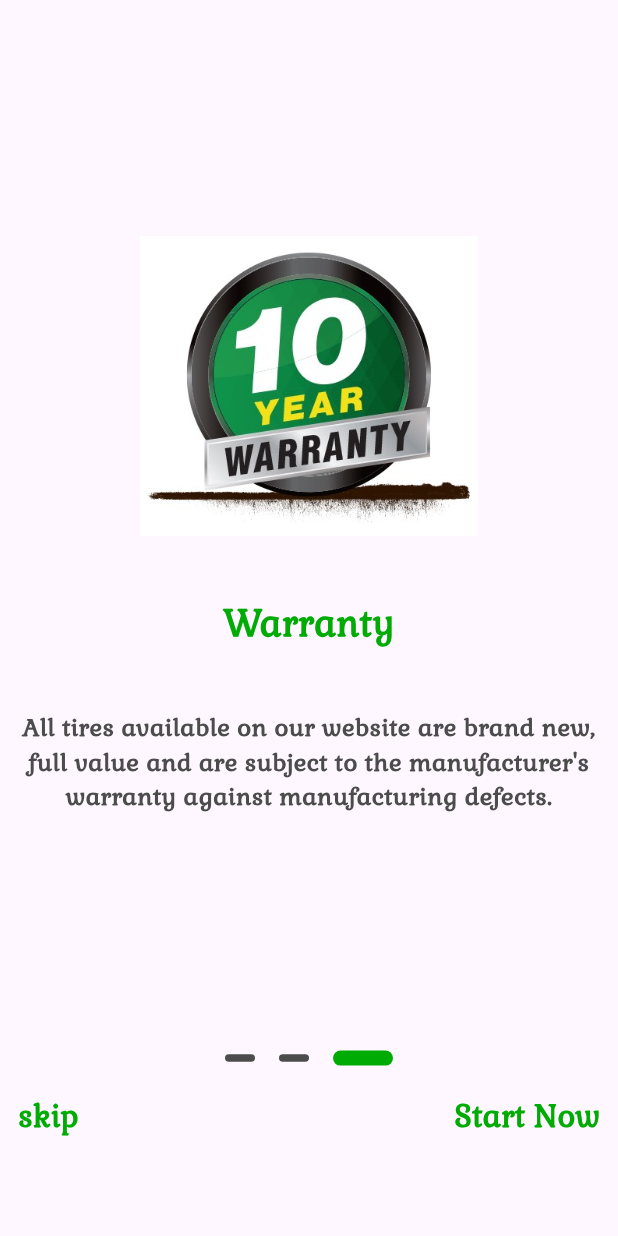
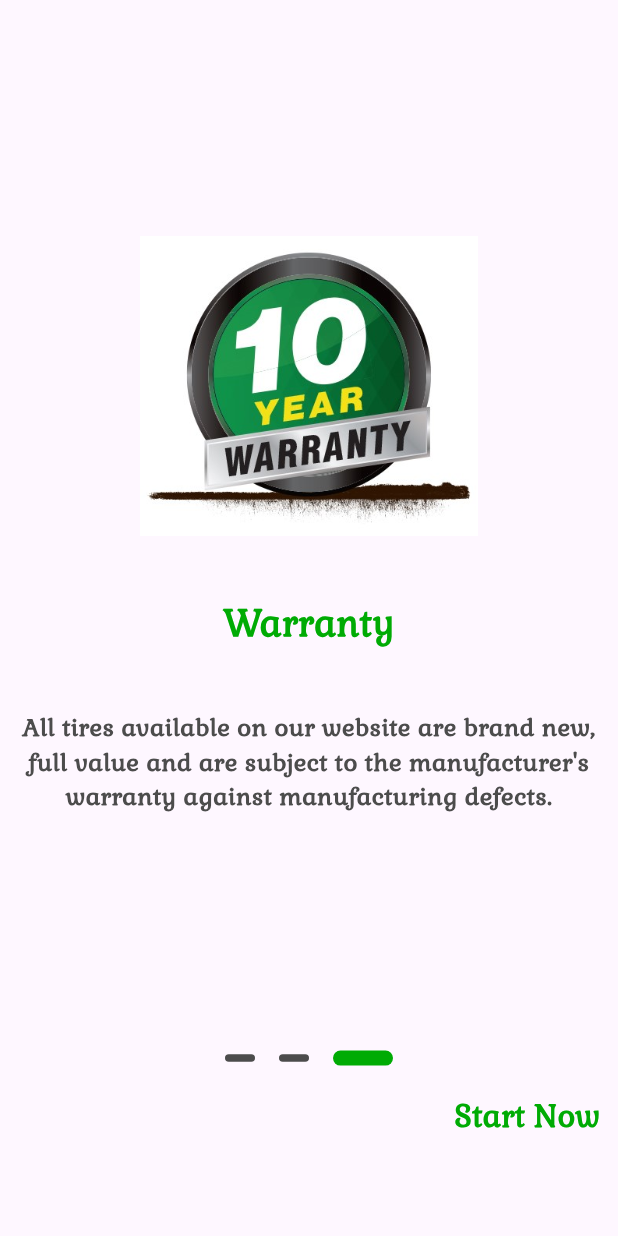
Before and after one commit to MustafaSheeha/SpeedCircles, a Flutter app: the screen it shows after launch, swiped to page 3, on a phone screen of 412 x 824 dp. Run offline on Flutter 3.47's test engine with Material 3 defaults, Android fonts, the phone set to English and light mode, and no system bars; our stand-ins replace get, shared_preferences.

Commit message:
Refactor onboarding navigation bar and onInit method in onboarding controller
- Refactored the onboarding navigation bar widget to use GetBuilder instead of const widgets for better state management.
- Moved the setIsOnBoardingVisited method call from onInit to onReady in the onboarding controller to ensure that the cache is initialized before setting the value.

```diff
--- a/lib/features/onboarding/controller/onboarding_controller.dart
+++ b/lib/features/onboarding/controller/onboarding_controller.dart
@@ -45,8 +45,12 @@ class OnboardingController extends GetxController {
           image: AppAssets.imagesWarranty,
           title: AppStrings.warranty),
     ];
+    super.onInit();
+  }
+  @override
+  void onReady() {
+    super.onReady();
     setIsOnBoardingVisited();
-    super.onInit();
   }
 
   void setIsOnBoardingVisited() {
--- a/lib/features/onboarding/view/widgets/onboarding_navigation_bar.dart
+++ b/lib/features/onboarding/view/widgets/onboarding_navigation_bar.dart
@@ -16,15 +16,17 @@ class OnboardingNavigationBar extends StatelessWidget {
 
   @override
   Widget build(BuildContext context) {
-    return Row(
+    return GetBuilder<OnboardingController>(
+        builder: (controller) => Row(
               children: [
-        const TextWidget(
+                controller.isLastOnboardingPage()
+                    ? const SizedBox.shrink()
+                    : const TextWidget(
                         text: AppStrings.skip,
                         onTap: navigateToLoginView,
                       ),
                 const Spacer(),
-        GetBuilder<OnboardingController>(
-            builder: (controller) => controller.isLastOnboardingPage()
+                controller.isLastOnboardingPage()
                     ? const TextWidget(
                         text: AppStrings.startNow,
                         onTap: navigateToLoginView,
@@ -32,8 +34,8 @@ class OnboardingNavigationBar extends StatelessWidget {
                     : TextWidget(
                         text: AppStrings.next,
                         onTap: onboardingController.nextPage,
-                  ))
+                      )
               ],
-    );
+            ));
   }
 }
```
Lines whose indentation alone changed are shown as unchanged.
